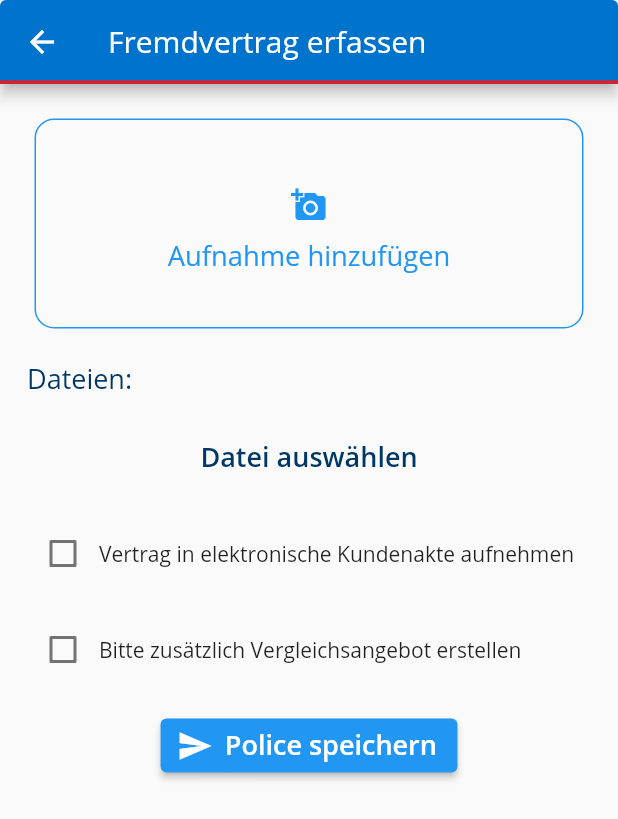
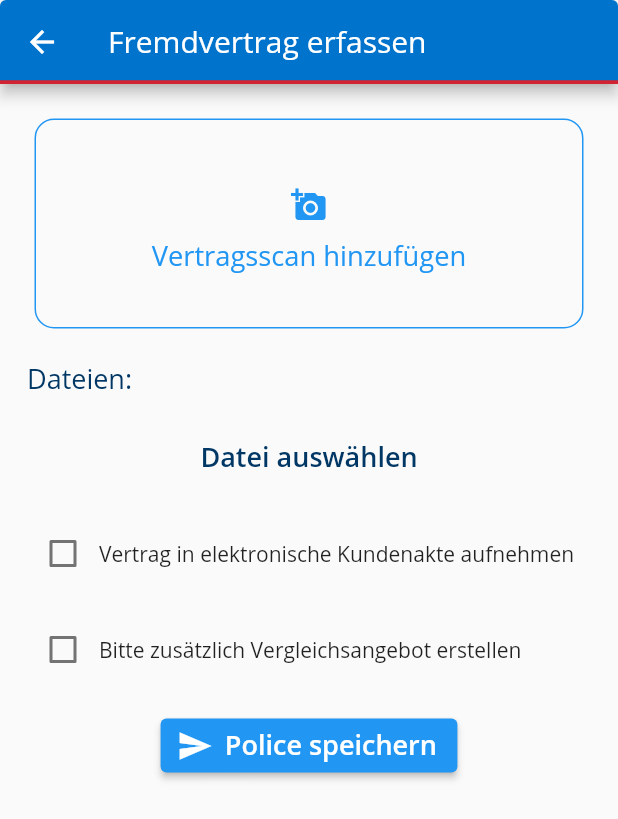
Before and after one commit to zitachera/myhelmsauer, a Flutter app: the AddFremdvertragPage screen opened directly with empty values, on a phone screen of 412 x 824 dp. Shown: the top 819 px of the screen. Run offline on Flutter 3.47's test engine with Material 2 defaults, Android fonts, the phone set to English and light mode, and no system bars; our stand-ins replace file_picker, flutter_secure_storage, flutter_svg, geolocator, image_picker, package_info_plus; missing offline and left inert: pdf_render; accounts and stored records are empty.

Commit message:
Fremdvertrag Vertragsscan Label angepasst

```diff
--- a/app/lib/pages/addFremdvertrag.dart
+++ b/app/lib/pages/addFremdvertrag.dart
@@ -38,8 +38,8 @@ class _AddFremdvertragState extends State<AddFremdvertragPage> {
     var children = <Widget>[
       PhotoCollectionField(
         images: aufnahmen,
-        labelAdd: "Aufnahme hinzufügen",
-        label: "Aufnahme",
+        labelAdd: "Vertragsscan hinzufügen",
+        label: "Vertragsscan",
         onDelete: (i) => setState(() => aufnahmen.removeAt(i)),
         onAdd: (image) => setState(() => aufnahmen.add(image)),
         // infoAdd: beschreibung,
```
